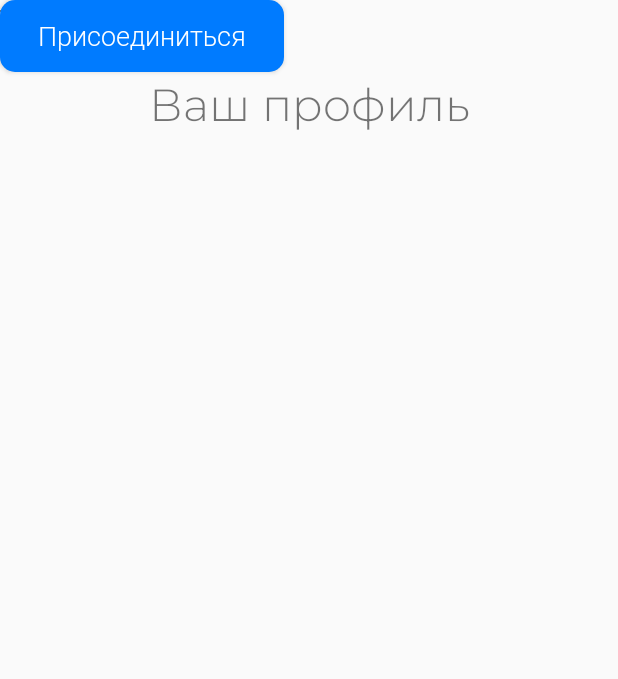
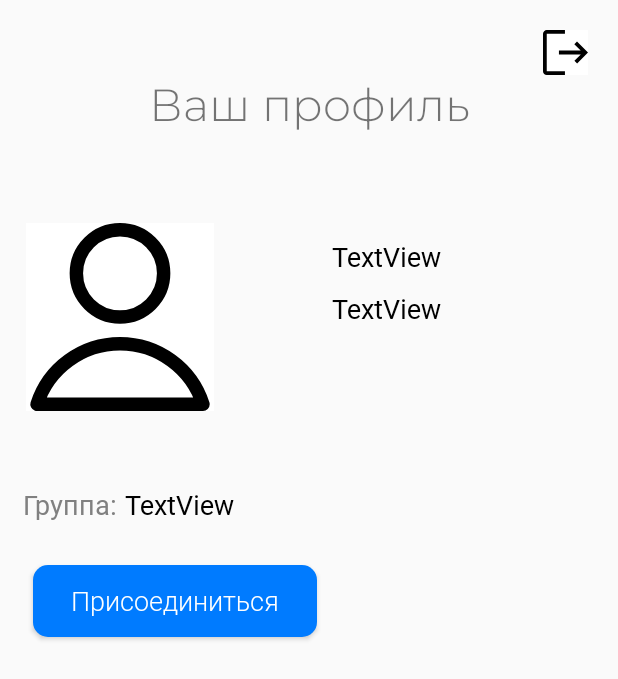
Before and after one commit to MetelAA/newApp, an Android app: the layout fragment_profile.xml on its own in the app's theme, with its tools: preview values and no code run, on a phone screen of 412 x 824 dp. Shown: the top 679 px of the screen. Run offline under Robolectric (Android 15) with nearby library versions, the phone set to English and light mode, and no system bars.

Commit message:
11/10/22

```diff
--- a/app/build.gradle
+++ b/app/build.gradle
@@ -38,6 +38,7 @@ dependencies {
     implementation 'androidx.constraintlayout:constraintlayout:2.1.4'
     implementation 'com.google.firebase:firebase-auth:21.0.7'
     implementation 'com.google.firebase:firebase-firestore:24.3.0'
+    implementation 'com.google.firebase:firebase-storage:20.0.2'
     testImplementation 'junit:junit:4.13.2'
     androidTestImplementation 'androidx.test.ext:junit:1.1.3'
     androidTestImplementation 'androidx.test.espresso:espresso-core:3.4.0'
@@ -45,4 +46,6 @@ dependencies {
     def nav_version = "2.5.1"
     implementation "androidx.navigation:navigation-fragment:$nav_version"
     implementation "androidx.navigation:navigation-ui:$nav_version"
+
+    //implementation 'de.hdodenhof:circleimageview:3.1.0'
 }
--- a/app/src/main/java/com/example/newapp/MainActivity.java
+++ b/app/src/main/java/com/example/newapp/MainActivity.java
@@ -20,15 +20,13 @@ public class MainActivity extends AppCompatActivity {
 
 
         fAuth = FirebaseAuth.getInstance();
-        //checkUserRegistration();
-
 
         super.onCreate(savedInstanceState);
         setContentView(R.layout.activity_main);
+
         BottomNavigationView bottomNavigationView = findViewById(R.id.bottomNavigationView);
         NavController navController = Navigation.findNavController(this, R.id.nav_host_fragment_container);
         NavigationUI.setupWithNavController(bottomNavigationView, navController);
-
     }
 
 
--- /dev/null
+++ b/app/src/main/res/drawable/ic_close.xml
@@ -0,0 +1,4 @@
+<vector android:height="30dp" android:viewportHeight="25"
+    android:viewportWidth="25" android:width="30dp" xmlns:android="http://schemas.android.com/apk/res/android">
+    <path android:fillColor="#000000" android:pathData="M2.083,25C1.528,25 1.042,24.792 0.625,24.375C0.208,23.958 0,23.472 0,22.917V2.083C0,1.528 0.208,1.042 0.625,0.625C1.042,0.208 1.528,0 2.083,0H12.188V2.083H2.083V22.917H12.188V25H2.083ZM18.958,18.576L17.465,17.083L21.007,13.542H8.854V11.458H20.938L17.396,7.917L18.889,6.424L25,12.535L18.958,18.576Z"/>
+</vector>
--- a/app/src/main/res/layout/fragment_profile.xml
+++ b/app/src/main/res/layout/fragment_profile.xml
@@ -18,34 +18,57 @@
         app:layout_constraintTop_toTopOf="parent"
         />
 
+
+
+    <ImageButton
+        android:id="@+id/profileImage"
+        android:layout_width="125dp"
+        android:layout_height="125dp"
+        android:layout_marginStart="16dp"
+        android:layout_marginTop="60dp"
+        android:src="@drawable/ic_profile"
+        app:layout_constraintEnd_toEndOf="parent"
+        app:layout_constraintHorizontal_bias="0.004"
+        app:layout_constraintStart_toStartOf="parent"
+        app:layout_constraintTop_toBottomOf="@+id/textView4"
+        android:background="#FFFFFF"
+        android:scaleType="fitXY"
+         />
+
     <TextView
-        android:id="@+id/nameTextView"
+        android:id="@+id/nameText"
         style="@style/simpleTextStyle"
         android:layout_width="wrap_content"
         android:layout_height="wrap_content"
+        android:layout_marginTop="10dp"
         android:text="TextView"
-        tools:layout_editor_absoluteX="213dp"
-        tools:layout_editor_absoluteY="179dp" />
+        app:layout_constraintEnd_toEndOf="parent"
+        app:layout_constraintHorizontal_bias="0.4"
+        app:layout_constraintStart_toEndOf="@+id/profileImage"
+        app:layout_constraintTop_toTopOf="@+id/profileImage" />
 
     <TextView
-        android:id="@+id/emailTextView"
+        android:id="@+id/emailText"
         style="@style/simpleTextStyle"
         android:layout_width="wrap_content"
         android:layout_height="wrap_content"
+        android:layout_marginTop="10dp"
         android:text="TextView"
-        tools:layout_editor_absoluteX="213dp"
-        tools:layout_editor_absoluteY="222dp" />
+        app:layout_constraintStart_toStartOf="@+id/nameText"
+        app:layout_constraintTop_toBottomOf="@+id/nameText" />
 
     <LinearLayout
+        android:id="@+id/linearLayout2"
         android:layout_width="match_parent"
         android:layout_height="wrap_content"
+        android:layout_marginTop="50dp"
         android:orientation="horizontal"
         android:paddingLeft="15dp"
         android:paddingRight="15dp"
         app:layout_constraintEnd_toEndOf="parent"
         app:layout_constraintHorizontal_bias="0.0"
         app:layout_constraintStart_toStartOf="parent"
-        tools:layout_editor_absoluteY="347dp">
+        app:layout_constraintTop_toBottomOf="@+id/profileImage">
 
         <TextView
             android:id="@+id/explanationText"
@@ -60,19 +83,35 @@
             style="@style/simpleTextStyle"
             android:layout_width="wrap_content"
             android:layout_height="wrap_content"
-            android:text="TextView"
-            />
+            android:text="TextView" />
     </LinearLayout>
 
     <Button
         android:id="@+id/optionGroupBtn"
+        style="@style/btnDefaultStyle"
         android:layout_width="wrap_content"
         android:layout_height="wrap_content"
+        android:layout_marginTop="28dp"
+        android:background="@drawable/btn_style_blue_primary"
         android:text="Присоединиться"
-        style="@style/btnDefaultStyle"
-        android:background="@drawable/btn_style_blue_primary"
-        tools:layout_editor_absoluteX="73dp"
-        tools:layout_editor_absoluteY="419dp" />
+        app:layout_constraintEnd_toEndOf="parent"
+        app:layout_constraintHorizontal_bias="0.1"
+        app:layout_constraintStart_toStartOf="parent"
+        app:layout_constraintTop_toBottomOf="@+id/linearLayout2" />
+
+    <ImageButton
+        android:id="@+id/logOutBtn"
+        android:layout_width="wrap_content"
+        android:layout_height="wrap_content"
+
+        android:layout_marginTop="20dp"
+        android:layout_marginEnd="20dp"
+        android:background="#FFFFFFFF"
+        android:src="@drawable/ic_close"
+        app:layout_constraintBottom_toTopOf="@+id/textView4"
+        app:layout_constraintEnd_toEndOf="parent"
+        app:layout_constraintTop_toTopOf="parent"
+        app:layout_constraintVertical_bias="0.0" />
 
 
 </androidx.constraintlayout.widget.ConstraintLayout>
```
Also changed, not shown: app/src/main/AndroidManifest.xml (+6 -1 lines), app/src/main/java/com/example/newapp/Login.java (+54 -5 lines), app/src/main/java/com/example/newapp/Registration.java (+146 -29 lines), app/src/main/java/com/example/newapp/ui/profileFragment.java (+85 -4 lines).
